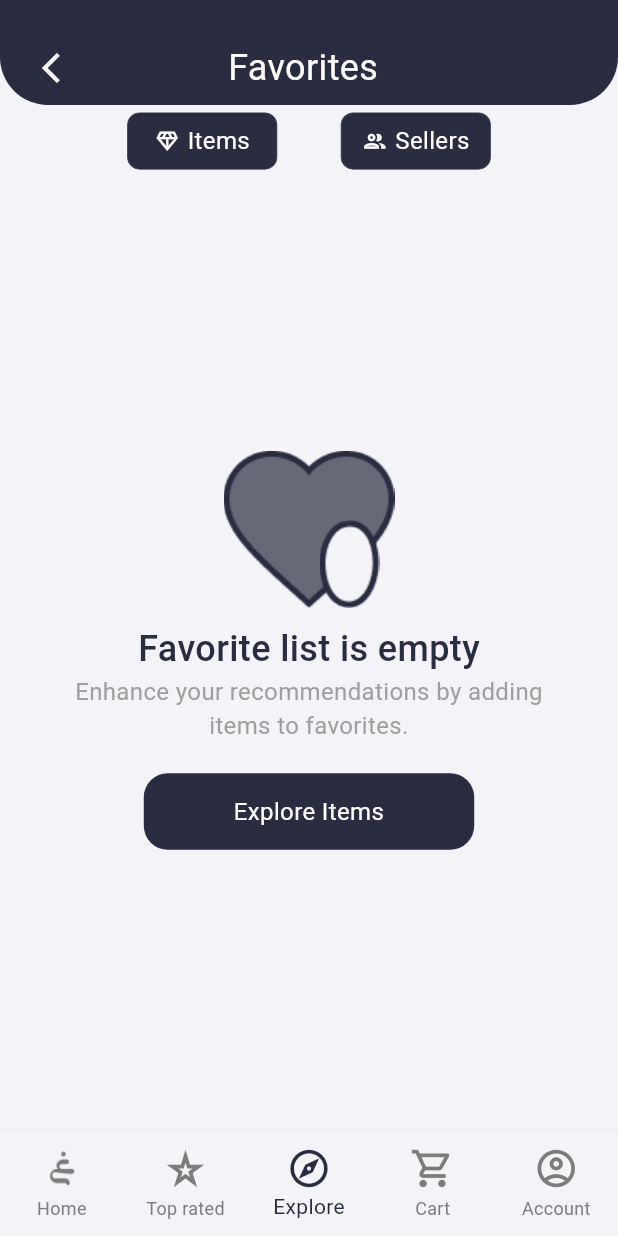
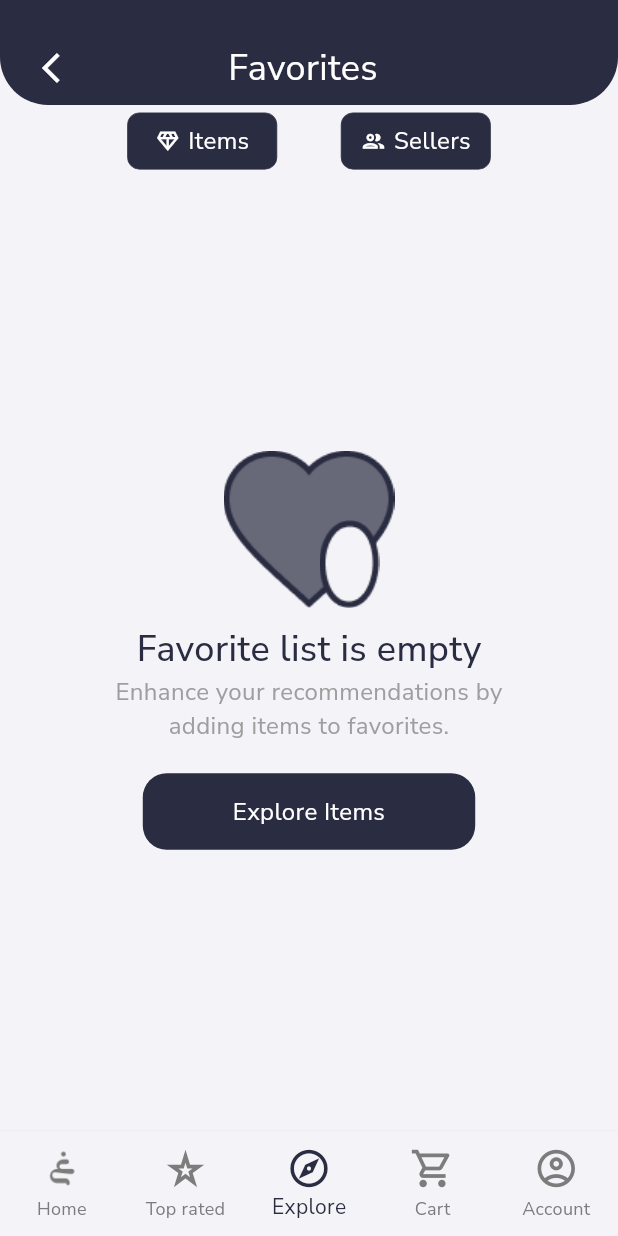
Before and after one commit to Ghardk-SCU/ghardk_mobile_aplication, a Flutter app: the screen it shows after launch, swiped to page 3, on a phone screen of 412 x 824 dp. Run offline on Flutter 3.47's test engine with Material 3 defaults, Android fonts, the phone set to English and light mode, and no system bars; our stand-ins replace flutter_rating_bar, font_awesome_flutter, get, google_fonts.

Commit message:
add nunitoSans font to project

```diff
--- a/lib/main.dart
+++ b/lib/main.dart
@@ -1,6 +1,7 @@
 import 'package:final_project/core/utilits/constant.dart';
 import 'package:final_project/presentation/mainPage/mainPage.dart';
 import 'package:flutter/material.dart';
+import 'package:google_fonts/google_fonts.dart';
 
 void main() {
   runApp(const MyApp());
@@ -12,8 +13,10 @@ class MyApp extends StatelessWidget {
   @override
   Widget build(BuildContext context) {
     return MaterialApp(
-      theme:
-          ThemeData.light().copyWith(scaffoldBackgroundColor: kScaffoldColor),
+      theme: ThemeData.light().copyWith(
+          scaffoldBackgroundColor: kScaffoldColor,
+          textTheme:
+              GoogleFonts.nunitoSansTextTheme(Theme.of(context).textTheme)),
       debugShowCheckedModeBanner: false,
       home: mainPage(),
     );
--- a/pubspec.yaml
+++ b/pubspec.yaml
@@ -41,6 +41,7 @@ dependencies:
   get: ^4.6.6
   font_awesome_flutter: ^10.7.0
   icony: ^1.0.5
+  google_fonts: ^6.1.0
 
 dev_dependencies:
   flutter_test:
```
Also changed, not shown: pubspec.lock, 1 other file.
